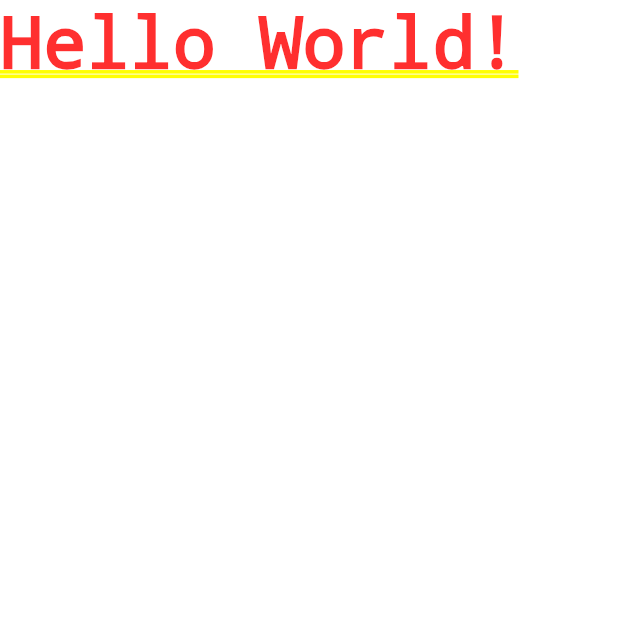
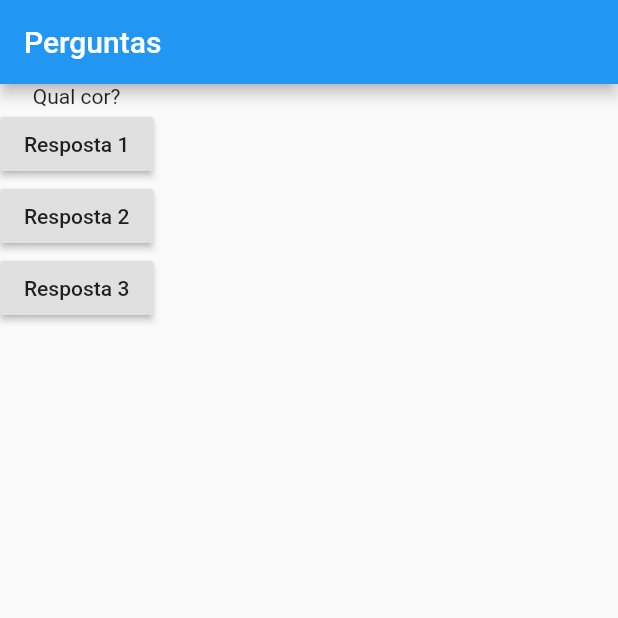
Before and after one commit to jorge-pereira-dev/dart-flutter, a Flutter app: the screen it shows after launch, on a phone screen of 412 x 824 dp, the top half of it. Run offline on Flutter 3.47's test engine with Material 2 defaults, Android fonts, the phone set to English and light mode, and no system bars.

Commit message:
Commit - Aulas 24/35

```diff
--- a/flutter/example/lib/main.dart
+++ b/flutter/example/lib/main.dart
@@ -1,12 +1,78 @@
+// ignore: avoid_web_libraries_in_flutter
+//import 'dart:html';
+
 import 'package:flutter/cupertino.dart';
 import 'package:flutter/material.dart';
 
-main() => runApp(new PerguntaApp());
+main() => runApp(PerguntaApp());
 
-class PerguntaApp extends StatelessWidget {
+class PerguntaAppState extends State<PerguntaApp> {
+  var perguntaSelecionada = 0;
+
+  void responder() {
+    //Função para atualizar interface gráfica
+    //setState, usado para dentro dele passar o que está sendo modificado
+    setState(() {
+      perguntaSelecionada++;
+    });
+    print(perguntaSelecionada);
+  }
+
+/*  void Function() functionTofunction() {
+    return () {
+      print('Pergunta respondida ###');
+    };
+  }
+*/
+
+  @override
   Widget build(BuildContext context) {
+    final perguntas = [
+      'Qual cor?',
+      'Qual animal?',
+    ];
+
     return MaterialApp(
-      home: Text('Hello World!'),
+      home: Scaffold(
+        appBar: AppBar(
+          title: Text('Perguntas'),
+        ),
+        body: Column(
+          children: <Widget>[
+            Text(perguntas[perguntaSelecionada]),
+            RaisedButton(
+              child: Text('Resposta 1'),
+              //Chamar método
+              onPressed: responder,
+            ),
+            RaisedButton(
+              child: Text('Resposta 2'),
+              //Executar função direto
+              onPressed: responder,
+              /*() {
+                print('Resposta 2 chamada direto');
+              },*/
+            ),
+            RaisedButton(
+              child: Text('Resposta 3'),
+              onPressed: responder,
+              //() => print('Chamando função'),
+            ),
+
+            /*RaisedButton(
+              child: Text('Resposta 4'),
+              //Função que chama função
+              onPressed: functionTofunction(),
+            ),*/
+          ],
+        ),
+      ),
     );
   }
 }
+
+class PerguntaApp extends StatefulWidget {
+  PerguntaAppState createState() {
+    return PerguntaAppState();
+  }
+}
```
Also changed, not shown: 1 other file.
